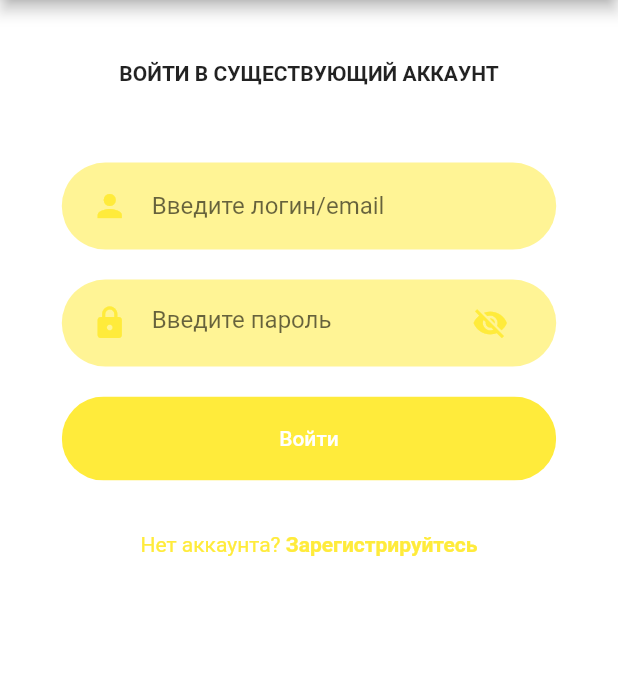
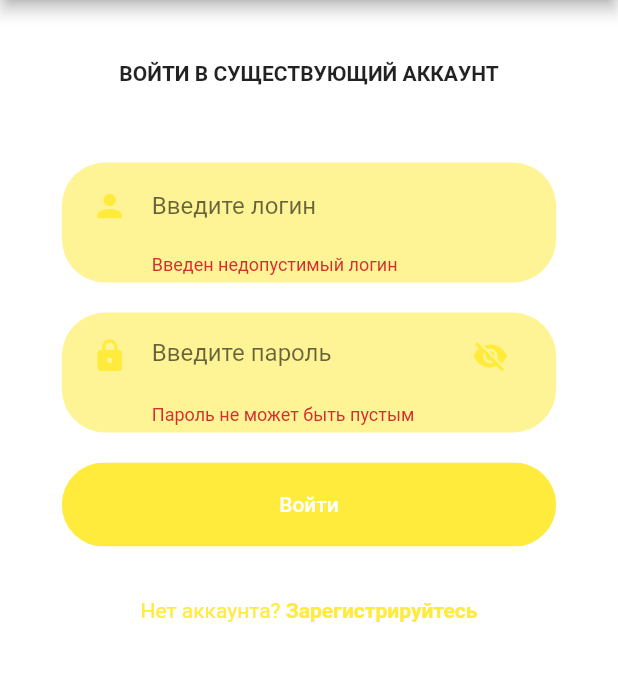
Before and after one commit to zilzilok/avid_frontend, a Flutter app: the RegScreen screen opened by its route, after a tap on "Войдите", after a tap on "Войти", on a phone screen of 412 x 824 dp, the part 84-765 px from its top. Run offline on Flutter 3.47's test engine with Material 2 defaults, Android fonts, the phone set to English and light mode, and no system bars.

Commit message:
login validation

```diff
--- a/lib/screens/auth/components/rounded_input_field.dart
+++ b/lib/screens/auth/components/rounded_input_field.dart
@@ -6,9 +6,13 @@ class RoundedInputField extends StatelessWidget {
   final String hintText;
   final IconData icon;
   final ValueChanged<String> onChanged;
+  final Function validator;
+  final TextEditingController controller;
 
   const RoundedInputField({
     Key key,
+    this.controller,
+    this.validator,
     this.hintText,
     this.icon = Icons.person,
     this.onChanged,
@@ -17,8 +21,9 @@ class RoundedInputField extends StatelessWidget {
   @override
   Widget build(BuildContext context) {
     return TextFieldContainer(
-      child: TextField(
+      child: TextFormField(
         onChanged: onChanged,
+        controller: controller,
         cursorColor: kPrimaryColor,
         decoration: InputDecoration(
           icon: Icon(
@@ -28,6 +33,7 @@ class RoundedInputField extends StatelessWidget {
           hintText: hintText,
           border: InputBorder.none,
         ),
+        validator: validator,
       ),
     );
   }
--- a/lib/screens/auth/components/rounded_password_field.dart
+++ b/lib/screens/auth/components/rounded_password_field.dart
@@ -4,24 +4,39 @@ import 'package:flutter/material.dart';
 
 class RoundedPasswordField extends StatefulWidget {
   final String hintText;
+  final String errorText;
   final IconData icon;
+  final TextEditingController controller;
+  final Function validator;
 
   const RoundedPasswordField({
+    Key key,
+    this.controller,
+    this.validator,
     this.hintText = "Пароль",
+    this.errorText = "Пароль должен содержать минимум 8 символов",
     this.icon = Icons.lock,
-  });
+  }) : super(key: key);
 
   @override
-  _RoundedPasswordFieldState createState() =>
-      _RoundedPasswordFieldState(this.hintText, this.icon);
+  _RoundedPasswordFieldState createState() => _RoundedPasswordFieldState(
+      this.hintText,
+      this.errorText,
+      this.icon,
+      this.controller,
+      this.validator);
 }
 
 class _RoundedPasswordFieldState extends State<RoundedPasswordField> {
   final String hintText;
+  final String errorText;
   final IconData icon;
+  final controller;
+  final validator;
   bool _passwordVisible;
 
-  _RoundedPasswordFieldState(this.hintText, this.icon);
+  _RoundedPasswordFieldState(this.hintText, this.errorText, this.icon,
+      this.controller, this.validator);
 
   @override
   void initState() {
@@ -37,6 +52,8 @@ class _RoundedPasswordFieldState extends State<RoundedPasswordField> {
         obscureText: !_passwordVisible,
         enableSuggestions: false,
         cursorColor: kPrimaryColor,
+        controller: controller,
+        validator: validator,
         decoration: InputDecoration(
           hintText: hintText,
           icon: Icon(
--- a/lib/screens/auth/login/components/login_body.dart
+++ b/lib/screens/auth/login/components/login_body.dart
@@ -2,6 +2,7 @@ import 'package:avid_frontend/components/rounded_button.dart';
 import 'package:avid_frontend/screens/auth/components/already_have_an_account_check.dart';
 import 'package:avid_frontend/screens/auth/components/rounded_input_field.dart';
 import 'package:avid_frontend/screens/auth/components/rounded_password_field.dart';
+import 'package:avid_frontend/screens/auth/login/components/login_form_page.dart';
 import 'package:flutter/material.dart';
 
 class LoginBody extends StatelessWidget {
@@ -18,15 +19,7 @@ class LoginBody extends StatelessWidget {
             style: TextStyle(fontWeight: FontWeight.bold),
           ),
           SizedBox(height: size.height * 0.05),
-          RoundedInputField(
-            hintText: "Введите логин/email",
-            onChanged: (value) {},
-          ),
-          RoundedPasswordField(hintText: "Введите пароль",),
-          RoundedButton(
-            text: "Войти",
-            onPressed: () {},
-          ),
+          LoginFormPage(),
           SizedBox(height: size.height * 0.03),
           AlreadyHaveAnAccountCheck(
             onPressed: () {
--- /dev/null
+++ b/lib/screens/auth/login/components/login_form_page.dart
@@ -0,0 +1,64 @@
+import 'package:avid_frontend/components/rounded_button.dart';
+import 'package:avid_frontend/screens/auth/components/rounded_input_field.dart';
+import 'package:avid_frontend/screens/auth/components/rounded_password_field.dart';
+import 'package:flutter/material.dart';
+
+class LoginFormPage extends StatefulWidget {
+  @override
+  _LoginFormPageState createState() => _LoginFormPageState();
+}
+
+class _LoginFormPageState extends State<LoginFormPage> {
+  TextEditingController _passwordController = TextEditingController();
+  TextEditingController _loginController = TextEditingController();
+  final GlobalKey<FormState> _formkey = GlobalKey<FormState>();
+
+  @override
+  void dispose() {
+    if (_passwordController != null) _passwordController.dispose();
+    if (_loginController != null) _loginController.dispose();
+    super.dispose();
+  }
+
+  @override
+  Widget build(BuildContext context) {
+    return Container(
+      child: Form(
+        key: _formkey,
+        child: Column(
+          children: [
+            RoundedInputField(
+              hintText: "Введите логин",
+              controller: _loginController,
+              validator: (String login) {
+                RegExp regex = RegExp(
+                    r'^[a-zA-Z0-9]([._-](?![._-])|[a-zA-Z0-9]){3,18}[a-zA-Z0-9]$');
+                if (!regex.hasMatch(login)) {
+                  return "Введен недопустимый логин";
+                }
+                return null;
+              },
+              onChanged: (value) {},
+            ),
+            RoundedPasswordField(
+              hintText: "Введите пароль",
+              controller: _passwordController,
+              validator: (String password) {
+                if(password.isEmpty){
+                  return "Пароль не может быть пустым";
+                }
+                return null;
+              },
+            ),
+            RoundedButton(
+              text: "Войти",
+              onPressed: () {
+                _formkey.currentState.validate();
+              },
+            ),
+          ],
+        ),
+      ),
+    );
+  }
+}
--- a/pubspec.yaml
+++ b/pubspec.yaml
@@ -29,6 +29,7 @@ dependencies:
   # Use with the CupertinoIcons class for iOS style icons.
   cupertino_icons: ^1.0.0
   flutter_svg: ^0.19.1
+  http: ^0.12.2
 
 dev_dependencies:
   flutter_test:
```
Also changed, not shown: pubspec.lock.
